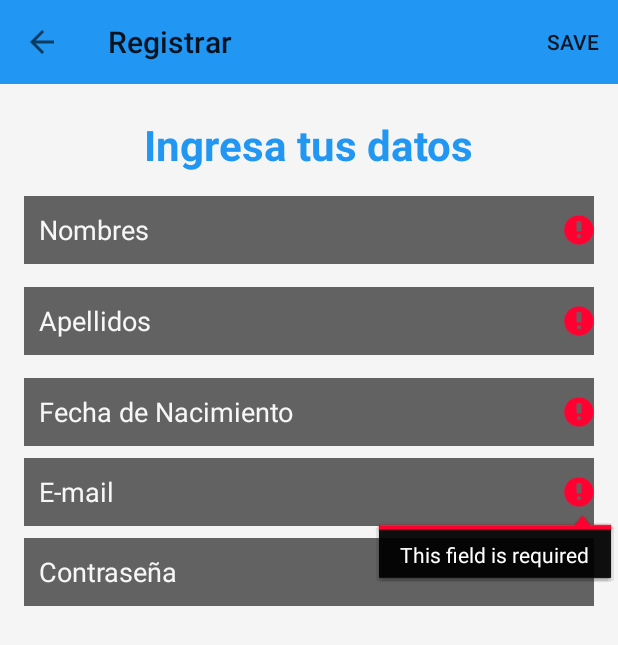
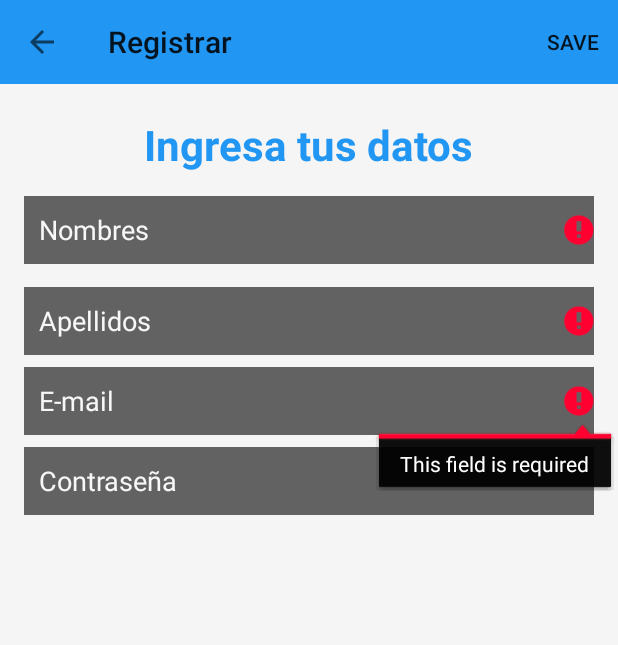
Before and after one commit to emelgarejo/AppParkingReservation, an Android app: the RegisterActivity screen opened directly, with no data from a screen before it, after a tap on "SAVE", on a phone screen of 412 x 824 dp. Shown: the top 645 px of the screen. Run offline under Robolectric (Android 15) with nearby library versions, the phone set to English and light mode, and no system bars.

```diff
--- a/app/src/main/java/pe/edu/upc/appparkingreservation/activity/RegisterActivity.java
+++ b/app/src/main/java/pe/edu/upc/appparkingreservation/activity/RegisterActivity.java
@@ -43,10 +43,8 @@ public class RegisterActivity extends AppCompatActivity {
     private EditText mEmailView;
     private EditText mNombre;
     private EditText mApellido;
-    private EditText mFechaNac;
     private EditText mPasswordView;
     private View mProgressView;
-    private DatePickerDialog dpkFechaNac;
     private View mLoginFormView;
     private SimpleDateFormat dateFormatter;
 
@@ -64,7 +62,6 @@ public class RegisterActivity extends AppCompatActivity {
         mPasswordView = (EditText) findViewById(R.id.txtPassword);
         mNombre = (EditText) findViewById(R.id.txtNombre);
         mApellido = (EditText) findViewById(R.id.txtApellido);
-        mFechaNac = (EditText) findViewById(R.id.txtFechaNac);
 
         mPasswordView.setOnEditorActionListener(new TextView.OnEditorActionListener() {
             @Override
@@ -77,34 +74,9 @@ public class RegisterActivity extends AppCompatActivity {
             }
         });
 
-        /*Button mEmailSignInButton = (Button) findViewById(R.id.btnRegistrarUsuario);
-        mEmailSignInButton.setOnClickListener(new OnClickListener() {
-            @Override
-            public void onClick(View view) {
-                registerUser();
-            }
-        });*/
-
-        /*Button btnCancelarRegistro = (Button) findViewById(R.id.btnCancelarRegistro);
-        btnCancelarRegistro.setOnClickListener(new OnClickListener() {
-            @Override
-            public void onClick(View view) {
-                finish();
-            }
-        });
-*/
-        mFechaNac.setOnClickListener(new OnClickListener() {
-            @Override
-            public void onClick(View view) {
-                dpkFechaNac.show();
-            }
-        });
-
         mLoginFormView = findViewById(R.id.register_form);
         mProgressView = findViewById(R.id.login_progress);
 
-        dateFormatter = new SimpleDateFormat("dd/MM/yyyy", Locale.US);
-        setDateTimeField();
     }
 
     @Override
@@ -130,22 +102,6 @@ public class RegisterActivity extends AppCompatActivity {
         return super.onOptionsItemSelected(item);
     }
 
-
-    private void setDateTimeField() {
-
-
-        Calendar newCalendar = Calendar.getInstance();
-        dpkFechaNac = new DatePickerDialog(this, new DatePickerDialog.OnDateSetListener() {
-
-            public void onDateSet(DatePicker view, int year, int monthOfYear, int dayOfMonth) {
-                Calendar newDate = Calendar.getInstance();
-                newDate.set(year, monthOfYear, dayOfMonth);
-                mFechaNac.setText(dateFormatter.format(newDate.getTime()));
-            }
-
-        },newCalendar.get(Calendar.YEAR), newCalendar.get(Calendar.MONTH), newCalendar.get(Calendar.DAY_OF_MONTH));
-    }
-
     /**
      * Attempts to sign in or register the account specified by the login form.
      * If there are form errors (invalid email, missing fields, etc.), the
@@ -165,11 +121,9 @@ public class RegisterActivity extends AppCompatActivity {
         String password = mPasswordView.getText().toString();
         String nombre = mNombre.getText().toString();
         String apellido = mApellido.getText().toString();
-        String fechaNac = mFechaNac.getText().toString();
 
         boolean cancel = false;
         View focusView = null;
-
 
         // Check for a valid email address.
         if (TextUtils.isEmpty(nombre)) {
@@ -185,12 +139,6 @@ public class RegisterActivity extends AppCompatActivity {
             cancel = true;
         }
 
-        // Check for a valid email address.
-        if (TextUtils.isEmpty(fechaNac)) {
-            mFechaNac.setError(getString(R.string.error_field_required));
-            focusView = mFechaNac;
-            cancel = true;
-        }
         // Check for a valid password, if the user entered one.
         if (!TextUtils.isEmpty(password) && !isPasswordValid(password)) {
             mPasswordView.setError(getString(R.string.error_invalid_password));
@@ -217,7 +165,7 @@ public class RegisterActivity extends AppCompatActivity {
             // Show a progress spinner, and kick off a background task to
             // perform the user login attempt.
             showProgress(true);
-            mAuthTask = new UserLoginTask(nombre, apellido, fechaNac, email, password);
+            mAuthTask = new UserLoginTask(nombre, apellido, email, password);
             mAuthTask.execute((Void) null);
         }
     }
@@ -276,16 +224,14 @@ public class RegisterActivity extends AppCompatActivity {
 
         private final String mNombre;
         private final String mApellido;
-        private final String mFechaNac;
         private final String mEmail;
         private final String mPassword;
 
-        UserLoginTask(String nombre, String apellido, String fechaNac, String email, String password) {
+        UserLoginTask(String nombre, String apellido, String email, String password) {
             mEmail = email;
             mPassword = password;
             mApellido = apellido;
             mNombre = nombre;
-            mFechaNac = fechaNac;
         }
 
         @Override
@@ -297,7 +243,6 @@ public class RegisterActivity extends AppCompatActivity {
             person.setLastName(mApellido);
             person.setPassword(mPassword);
             person.setUserName(mEmail);
-            person.setBirthDay(mFechaNac);
 
             return service.registerPerson(person);
         }
@@ -308,7 +253,7 @@ public class RegisterActivity extends AppCompatActivity {
             showProgress(false);
 
             if (success) {
-                startActivity(new Intent(RegisterActivity.this, MapsActivity.class));
+                startActivity(new Intent(RegisterActivity.this, LoginActivity.class));
             } else {
                 mPasswordView.setError(getString(R.string.error_incorrect_password));
                 mPasswordView.requestFocus();
--- a/app/src/main/res/layout/activity_register.xml
+++ b/app/src/main/res/layout/activity_register.xml
@@ -85,20 +85,6 @@
                     android:textColorHint="@color/colorForeWhite" />
 
                 <EditText
-                    android:id="@+id/txtFechaNac"
-                    android:layout_width="match_parent"
-                    android:layout_height="45dp"
-                    android:layout_gravity="center_horizontal"
-                    android:layout_marginTop="15dp"
-                    android:background="@drawable/bg_edittextddd"
-                    android:ems="10"
-                    android:hint="Fecha de Nacimiento"
-                    android:inputType="date"
-                    android:paddingLeft="10dp"
-                    android:textColor="@color/abc_primary_text_material_dark"
-                    android:textColorHint="@color/colorForeWhite" />
-
-                <EditText
                     android:id="@+id/txtEmail"
                     android:layout_width="match_parent"
                     android:layout_height="45dp"
--- a/app/src/main/res/values/strings.xml
+++ b/app/src/main/res/values/strings.xml
@@ -11,7 +11,7 @@
     <!-- Strings related to login -->
     <string name="prompt_email">Email</string>
     <string name="prompt_password">Password</string>
-    <string name="action_sign_in">INICIAR SESIÓN</string>
+    <string name="action_sign_in">LOG IN</string>
     <string name="action_sign_in_short">Sign in</string>
     <string name="error_invalid_email">This email address is invalid</string>
     <string name="error_invalid_password">This password is too short</string>
```
Also changed, not shown: app/src/main/java/pe/edu/upc/appparkingreservation/model/Person.java (+0 -8 lines), app/src/main/res/layout/activity_login.xml (+1 -15 lines).
